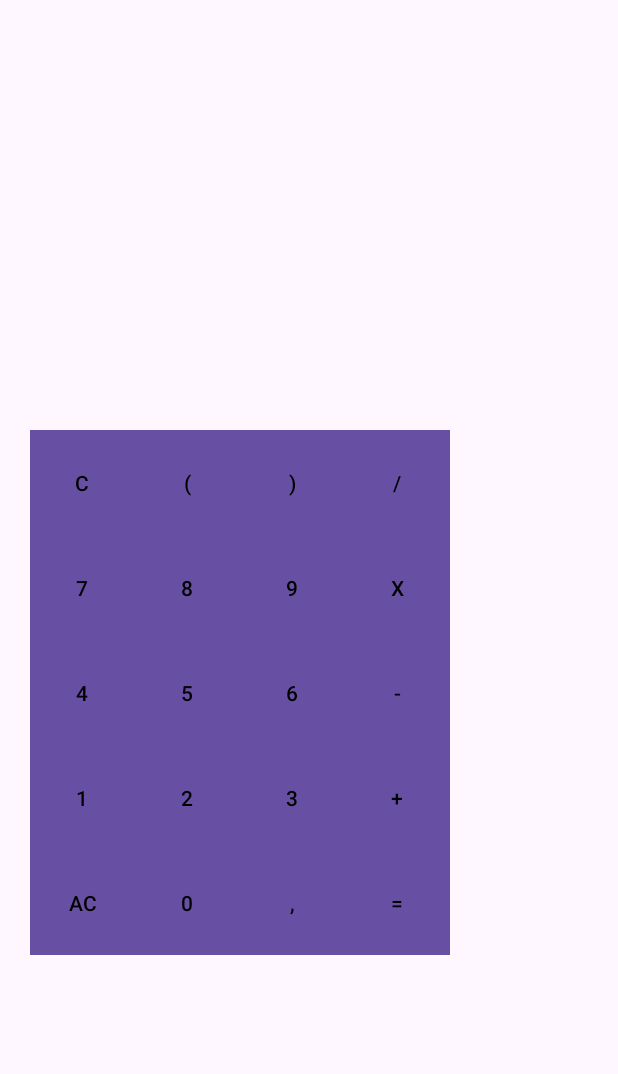
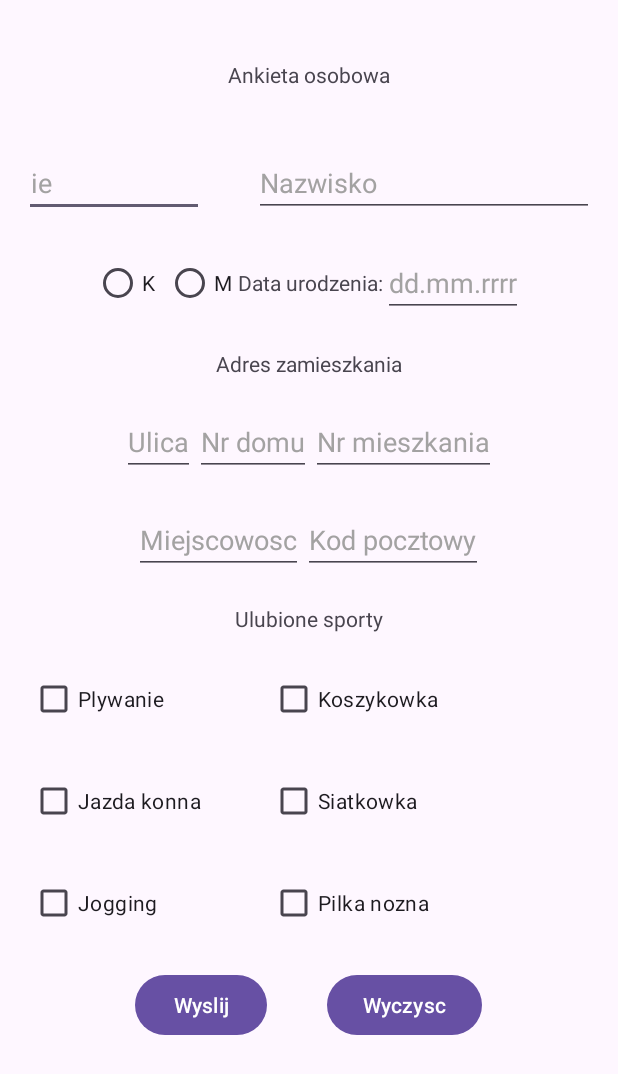
Before and after one commit to ukaszp/InternalStorage-Lab4, an Android app: the screen it shows after launch (MainActivity), on a phone screen of 412 x 824 dp. Shown: the top 1074 px of the screen. Run offline under Robolectric (Android 15) with nearby library versions, the phone set to English and light mode, and no system bars.

Commit message:
final working

```diff
--- a/app/src/main/java/com/example/lab1/MainActivity.java
+++ b/app/src/main/java/com/example/lab1/MainActivity.java
@@ -1,183 +1,94 @@
 package com.example.lab1;
 
-import androidx.appcompat.app.AppCompatActivity;
+import android.content.Intent;
 import android.os.Bundle;
 import android.view.View;
 import android.widget.Button;
-import android.widget.TextView;
+import android.widget.CheckBox;
+import android.widget.EditText;
+import android.widget.RadioButton;
+import android.widget.RadioGroup;
 
-public class MainActivity extends AppCompatActivity implements View.OnClickListener {
-    TextView resultDisplay, solutionDisplay;
-    StringBuilder calcData = new StringBuilder();
+import androidx.annotation.Nullable;
+import androidx.appcompat.app.AppCompatActivity;
+
+public class MainActivity extends AppCompatActivity {
 
     @Override
     protected void onCreate(Bundle savedInstanceState) {
         super.onCreate(savedInstanceState);
         setContentView(R.layout.activity_main);
 
-        resultDisplay = findViewById(R.id.resultDisplay);
-        solutionDisplay = findViewById(R.id.solutionDisplay);
+        Button sendButton = findViewById(R.id.send);
+        sendButton.setOnClickListener(new View.OnClickListener() {
+            @Override
+            public void onClick(View v) {
 
-        Button buttonC = findViewById(R.id.button_C);
-        Button buttonOpenBracket = findViewById(R.id.button_OpenBracket);
-        Button buttonEndBracket = findViewById(R.id.button_endBracket);
-        Button buttonDivide = findViewById(R.id.button_Divide);
-        Button button7 = findViewById(R.id.button_7);
-        Button button8 = findViewById(R.id.button_8);
-        Button button9 = findViewById(R.id.button_9);
-        Button buttonMultiply = findViewById(R.id.button_Multiply);
-        Button button4 = findViewById(R.id.button_4);
-        Button button5 = findViewById(R.id.button_5);
-        Button button6 = findViewById(R.id.button_6);
-        Button button1 = findViewById(R.id.button_1);
-        Button button2 = findViewById(R.id.button_2);
-        Button button3 = findViewById(R.id.button_3);
-        Button buttonPlus = findViewById(R.id.button_Plus);
-        Button buttonMinus = findViewById(R.id.button_Minus);
-        Button buttonAC = findViewById(R.id.button_AC);
-        Button button0 = findViewById(R.id.button_0);
-        Button buttonComma = findViewById(R.id.button_Comma);
-        Button buttonEquals = findViewById(R.id.button_Equals);
+                EditText imieEditText = findViewById(R.id.imie);
+                String imie = imieEditText.getText().toString();
 
-        buttonC.setOnClickListener(this);
-        buttonOpenBracket.setOnClickListener(this);
-        buttonEndBracket.setOnClickListener(this);
-        buttonDivide.setOnClickListener(this);
-        button7.setOnClickListener(this);
-        button8.setOnClickListener(this);
-        button9.setOnClickListener(this);
-        buttonMultiply.setOnClickListener(this);
-        button4.setOnClickListener(this);
-        button5.setOnClickListener(this);
-        button6.setOnClickListener(this);
-        button1.setOnClickListener(this);
-        button2.setOnClickListener(this);
-        button3.setOnClickListener(this);
-        buttonPlus.setOnClickListener(this);
-        buttonMinus.setOnClickListener(this);
-        buttonAC.setOnClickListener(this);
-        button0.setOnClickListener(this);
-        buttonComma.setOnClickListener(this);
-        buttonEquals.setOnClickListener(this);
-    }
+                EditText nazwiskoEditText = findViewById(R.id.nazwisko);
+                String nazwisko = nazwiskoEditText.getText().toString();
 
-    @Override
-    public void onClick(View view)
-    {
-        Button button = (Button) view;
-        String buttonText = button.getText().toString();
+                EditText miejscowoscEditText = findViewById(R.id.miejscowosc);
+                String miejscowosc = miejscowoscEditText.getText().toString();
 
-        if (buttonText.equals("AC"))
-        {
-            calcData = new StringBuilder();
-            solutionDisplay.setText("");
-            resultDisplay.setText("0");
-        } else if (buttonText.equals("="))
-        {
-            solutionDisplay.setText(calcData);
-            String result = calculateResult(calcData.toString());
-            resultDisplay.setText(result);
-        } else if (buttonText.equals("C"))
-        {
-            if (calcData.length() > 0) {
-                calcData.deleteCharAt(calcData.length() - 1);
+                EditText ulicaEditText = findViewById(R.id.ulica);
+                String ulica = ulicaEditText.getText().toString();
+
+                EditText nrDomuEditText = findViewById(R.id.nrd);
+                String nrDomu = nrDomuEditText.getText().toString();
+
+                EditText nrMieszkaniaEditText = findViewById(R.id.nrm);
+                String nrMieszkania = nrMieszkaniaEditText.getText().toString();
+
+                EditText kodPocztowyEditText = findViewById(R.id.kodc);
+                String kodPocztowy = kodPocztowyEditText.getText().toString();
+
+                RadioGroup radioGroup = findViewById(R.id.radio_group);
+                int selectedId = radioGroup.getCheckedRadioButtonId();
+                RadioButton radioButton = findViewById(selectedId);
+                String plec = radioButton.getText().toString();
+
+                // pobieranie
+                CheckBox plywanieCheckBox = findViewById(R.id.plywanie);
+                boolean plywanie = plywanieCheckBox.isChecked();
+
+                CheckBox koszykowkaCheckBox = findViewById(R.id.koszykowka);
+                boolean koszykowka = koszykowkaCheckBox.isChecked();
+
+                CheckBox jazdaKonnaCheckBox = findViewById(R.id.kon);
+                boolean jazdaKonna = jazdaKonnaCheckBox.isChecked();
+
+                CheckBox siatkowkaCheckBox = findViewById(R.id.siatkowka);
+                boolean siatkowka = siatkowkaCheckBox.isChecked();
+
+                CheckBox joggingCheckBox = findViewById(R.id.jogging);
+                boolean jogging = joggingCheckBox.isChecked();
+
+                CheckBox pilkaNoznaCheckBox = findViewById(R.id.noga);
+                boolean pilkaNozna = pilkaNoznaCheckBox.isChecked();
+
+                // druga
+                Intent intent = new Intent(MainActivity.this, SecondActivity.class);
+
+                intent.putExtra("IMIE", imie);
+                intent.putExtra("NAZWISKO", nazwisko);
+                intent.putExtra("MIEJSCOWOSC", miejscowosc);
+                intent.putExtra("ULICA", ulica);
+                intent.putExtra("NR_DOMU", nrDomu);
+                intent.putExtra("NR_MIESZKANIA", nrMieszkania);
+                intent.putExtra("KOD_POCZTOWY", kodPocztowy);
+                intent.putExtra("PLEC", plec);
+                intent.putExtra("PLYWANIE", plywanie);
+                intent.putExtra("KOSZYKOWKA", koszykowka);
+                intent.putExtra("JAZDA_KONNA", jazdaKonna);
+                intent.putExtra("SIATKOWKA", siatkowka);
+                intent.putExtra("JOGGING", jogging);
+                intent.putExtra("PILKA_NOZNA", pilkaNozna);
+
+                startActivity(intent);
             }
-        }else if(buttonText.equals("X"))
-        {
-            calcData.append("*");
-        }
-        else
-        {
-            calcData.append(buttonText);
-        }
-
-        solutionDisplay.setText(calcData.toString());
-    }
-
-    private String calculateResult(String expression)
-    {
-        try
-        {
-            return String.valueOf(eval(expression));
-        } catch (Exception e) {
-            return "Error";
-        }
-    }
-
-    private double eval(final String str)
-    {
-        return new Object() {
-            int pos = -1, ch;
-
-            void nextChar()
-            {
-                ch = (++pos < str.length()) ? str.charAt(pos) : -1;
-            }
-
-            boolean eat(int charToEat)
-            {
-                while (ch == ' ') nextChar();
-                if (ch == charToEat)
-                {
-                    nextChar();
-                    return true;
-                }
-                return false;
-            }
-
-            double parse()
-            {
-                nextChar();
-                double x = parseExpression();
-                if (pos < str.length()) throw new RuntimeException("Unexpected: " + (char)ch);
-                return x;
-            }
-
-            double parseExpression()
-            {
-                double x = parseTerm();
-                for (;;)
-                {
-                    if      (eat('+')) x += parseTerm();
-                    else if (eat('-')) x -= parseTerm();
-                    else return x;
-                }
-            }
-
-            double parseTerm()
-            {
-                double x = parseFactor();
-                for (;;)
-                {
-                    if      (eat('*')) x *= parseFactor();
-                    else if (eat('/')) x /= parseFactor();
-                    else return x;
-                }
-            }
-
-            double parseFactor()
-            {
-                if (eat('+')) return parseFactor();
-                if (eat('-')) return -parseFactor();
-
-                double x;
-                int startPos = this.pos;
-                if (eat('('))
-                {
-                    x = parseExpression();
-                    eat(')');
-                } else if ((ch >= '0' && ch <= '9') || ch == '.') {
-                    while ((ch >= '0' && ch <= '9') || ch == '.') nextChar();
-                    x = Double.parseDouble(str.substring(startPos, this.pos));
-                } else
-                {
-                    throw new RuntimeException("Unexpected: " + (char)ch);
-                }
-
-                if (eat('^')) x = Math.pow(x, parseFactor());
-
-                return x;
-            }
-        }.parse();
+        });
     }
 }
--- a/app/src/main/res/layout/activity_main.xml
+++ b/app/src/main/res/layout/activity_main.xml
@@ -5,215 +5,219 @@
     android:layout_width="match_parent"
     android:layout_height="match_parent"
     tools:context=".MainActivity"
-    android:orientation="horizontal"
-    android:layout_gravity="center">
+    android:padding="20dp"
+    android:orientation="vertical">
 
     <LinearLayout
+        android:orientation="horizontal"
         android:layout_width="match_parent"
-        android:layout_height="wrap_content"
-        android:orientation="vertical"
-        android:layout_gravity="center"
-        android:padding="20dp">
+        android:layout_marginTop="20dp"
+        android:layout_height="wrap_content">
 
         <TextView
-            android:layout_width="280dp"
-            android:layout_height="50dp"
-            android:id="@+id/resultDisplay"/>
-        <TextView
-            android:layout_width="280dp"
-            android:layout_height="50dp"
-            android:id="@+id/solutionDisplay"/>
+            android:layout_width="match_parent"
+            android:layout_height="match_parent"
+            android:text="Ankieta osobowa"
+            android:gravity="center"/>
+
+    </LinearLayout>
+    <LinearLayout
+        android:orientation="horizontal"
+        android:layout_width="match_parent"
+        android:layout_marginTop="20dp"
+        android:layout_height="wrap_content">
 
         <LinearLayout
+            android:orientation="horizontal"
+            android:layout_width="match_parent"
+            android:layout_marginTop="20dp"
+            android:layout_height="wrap_content"
+            android:gravity="center">
+
+            <EditText
+                android:id="@+id/imie"
+                android:layout_width="210px"
+                android:layout_height="wrap_content"
+                android:text="Imie"
+                android:layout_marginRight="50px"
+                android:textColor="#a3a2a2"/>
+            <EditText
+                android:id="@+id/nazwisko"
+                android:layout_width="370px"
+                android:layout_height="wrap_content"
+                android:text="Nazwisko"
+                android:textColor="#a3a2a2"/>
+        </LinearLayout>
+
+    </LinearLayout>
+
+    <LinearLayout
+        android:orientation="horizontal"
+        android:layout_width="match_parent"
+        android:layout_marginTop="20dp"
+        android:layout_height="wrap_content"
+        android:gravity="center">
+        <RadioGroup
+            android:id="@+id/radio_group"
             android:layout_width="wrap_content"
             android:layout_height="wrap_content"
             android:orientation="horizontal">
-
-            <Button
-                android:layout_width="70dp"
-                android:layout_height="70dp"
-                android:background="@color/white"
-                android:text="C"
-                android:textColor="@color/black"
-                android:onClick="C"
-                android:id="@+id/button_C"/>
-            <Button
-                android:layout_width="70dp"
-                android:layout_height="70dp"
-                android:background="@color/white"
-                android:text="("
-                android:textColor="@color/black"
-                android:onClick="openBracket"
-                android:id="@+id/button_OpenBracket"/>
-            <Button
-                android:layout_width="70dp"
-                android:layout_height="70dp"
-                android:background="@color/white"
-                android:text=")"
-                android:textColor="@color/black"
-                android:onClick="endBracket"
-                android:id="@+id/button_endBracket"/>
-            <Button
-                android:layout_width="70dp"
-                android:layout_height="70dp"
-                android:background="@color/white"
-                android:text="/"
-                android:textColor="@color/black"
-                android:onClick="divide"
-                android:id="@+id/button_Divide"/>
+            <RadioButton
+                android:id="@+id/female"
+                android:layout_width="wrap_content"
+                android:layout_height="wrap_content"
+                android:text="K"/>
+            <RadioButton
+                android:id="@+id/male"
+                android:layout_width="wrap_content"
+                android:layout_height="wrap_content"
+                android:text="M"/>
+        </RadioGroup>
+        <TextView
+            android:layout_width="wrap_content"
+            android:layout_height="wrap_content"
+            android:text="Data urodzenia:"/>
+        <EditText
+            android:id="@+id/datauro"
+            android:layout_width="wrap_content"
+            android:layout_height="wrap_content"
+            android:text="dd.mm.rrrr"
+            android:inputType="date"
+            android:textColor="#a3a2a2"/>
     </LinearLayout>
     <LinearLayout
+        android:orientation="horizontal"
+        android:layout_width="match_parent"
+        android:layout_marginTop="20dp"
+        android:layout_height="wrap_content"
+        android:gravity="center">
+        <TextView
             android:layout_width="wrap_content"
             android:layout_height="wrap_content"
-            android:orientation="horizontal">
-
-            <Button
-                android:layout_width="70dp"
-                android:layout_height="70dp"
-                android:background="@color/white"
-                android:text="7"
-                android:textColor="@color/black"
-                android:onClick="seven"
-                android:id="@+id/button_7"/>
-
-            <Button
-                android:layout_width="70dp"
-                android:layout_height="70dp"
-                android:background="@color/white"
-                android:text="8"
-                android:textColor="@color/black"
-                android:onClick="eight"
-                android:id="@+id/button_8"/>
-            <Button
-                android:layout_width="70dp"
-                android:layout_height="70dp"
-                android:background="@color/white"
-                android:text="9"
-                android:textColor="@color/black"
-                android:onClick="nine"
-                android:id="@+id/button_9"/>
-            <Button
-                android:layout_width="70dp"
-                android:layout_height="70dp"
-                android:background="@color/white"
-                android:text="X"
-                android:textColor="@color/black"
-                android:onClick="multiply"
-                android:id="@+id/button_Multiply"/>
+            android:text="Adres zamieszkania"/>
     </LinearLayout>
     <LinearLayout
+        android:orientation="horizontal"
+        android:layout_width="match_parent"
+        android:layout_marginTop="20dp"
+        android:layout_height="wrap_content"
+        android:gravity="center">
+
+        <EditText
+            android:id="@+id/ulica"
             android:layout_width="wrap_content"
             android:layout_height="wrap_content"
-            android:orientation="horizontal">
-
-            <Button
-                android:layout_width="70dp"
-                android:layout_height="70dp"
-                android:background="@color/white"
-                android:text="4"
-                android:textColor="@color/black"
-                android:onClick="four"
-                android:id="@+id/button_4"/>
-
-            <Button
-                android:layout_width="70dp"
-                android:layout_height="70dp"
-                android:background="@color/white"
-                android:text="5"
-                android:textColor="@color/black"
-                android:onClick="five"
-                android:id="@+id/button_5"/>
-
-            <Button
-                android:layout_width="70dp"
-                android:layout_height="70dp"
-                android:background="@color/white"
-                android:text="6"
-                android:textColor="@color/black"
-                android:onClick="six"
-                android:id="@+id/button_6"/>
-            <Button
-                android:layout_width="70dp"
-                android:layout_height="70dp"
-                android:background="@color/white"
-                android:text="-"
-                android:textColor="@color/black"
-                android:onClick="minus"
-                android:id="@+id/button_Minus"/>
+            android:text="Ulica"
+            android:textColor="#a3a2a2"/>
+        <EditText
+            android:id="@+id/nrd"
+            android:layout_width="wrap_content"
+            android:layout_height="wrap_content"
+            android:text="Nr domu"
+            android:textColor="#a3a2a2"/>
+        <EditText
+            android:id="@+id/nrm"
+            android:layout_width="wrap_content"
+            android:layout_height="wrap_content"
+            android:text="Nr mieszkania"
+            android:textColor="#a3a2a2"/>
     </LinearLayout>
     <LinearLayout
+        android:orientation="horizontal"
+        android:layout_width="match_parent"
+        android:layout_marginTop="20dp"
+        android:layout_height="wrap_content"
+        android:gravity="center">
+        <EditText
+            android:id="@+id/miejscowosc"
             android:layout_width="wrap_content"
             android:layout_height="wrap_content"
-            android:orientation="horizontal">
-            <Button
-                android:layout_width="70dp"
-                android:layout_height="70dp"
-                android:background="@color/white"
-                android:text="1"
-                android:textColor="@color/black"
-                android:onClick="one"
-                android:id="@+id/button_1"/>
-            <Button
-                android:layout_width="70dp"
-                android:layout_height="70dp"
-                android:background="@color/white"
-                android:text="2"
-                android:textColor="@color/black"
-                android:onClick="two"
-                android:id="@+id/button_2"/>
-            <Button
-                android:layout_width="70dp"
-                android:layout_height="70dp"
-                android:background="@color/white"
-                android:text="3"
-                android:textColor="@color/black"
-                android:onClick="three"
-                android:id="@+id/button_3"/>
-            <Button
-                android:layout_width="70dp"
-                android:layout_height="70dp"
-                android:background="@color/white"
-                android:text="+"
-                android:textColor="@color/black"
-                android:onClick="plus"
-                android:id="@+id/button_Plus"/>
+            android:text="Miejscowosc"
+            android:textColor="#a3a2a2"/>
+        <EditText
+            android:id="@+id/kodc"
+            android:layout_width="wrap_content"
+            android:layout_height="wrap_content"
+            android:text="Kod pocztowy"
+            android:textColor="#a3a2a2"/>
     </LinearLayout>
     <LinearLayout
+        android:orientation="horizontal"
+        android:layout_width="match_parent"
+        android:layout_marginTop="20dp"
+        android:layout_height="wrap_content"
+        android:gravity="center">
+        <TextView
             android:layout_width="wrap_content"
             android:layout_height="wrap_content"
-            android:orientation="horizontal">
+            android:text="Ulubione sporty"/>
+    </LinearLayout>
+    <LinearLayout
+        android:orientation="horizontal"
+        android:layout_width="match_parent"
+        android:layout_marginTop="20dp"
+        android:layout_height="wrap_content">
+        <CheckBox
+            android:id="@+id/plywanie"
+            android:layout_width="1in"
+            android:layout_height="wrap_content"
+            android:text="Plywanie"/>
+        <CheckBox
+            android:id="@+id/koszykowka"
+            android:layout_width="wrap_content"
+            android:layout_height="wrap_content"
+            android:text="Koszykowka"/>
+    </LinearLayout>
+    <LinearLayout
+        android:orientation="horizontal"
+        android:layout_width="match_parent"
+        android:layout_marginTop="20dp"
+        android:layout_height="wrap_content">
+        <CheckBox
+            android:id="@+id/kon"
+            android:layout_width="1in"
+            android:layout_height="wrap_content"
+            android:text="Jazda konna"/>
+        <CheckBox
+            android:id="@+id/siatkowka"
+            android:layout_width="wrap_content"
+            android:layout_height="wrap_content"
+            android:text="Siatkowka"/>
+    </LinearLayout>
+    <LinearLayout
+        android:orientation="horizontal"
+        android:layout_width="match_parent"
+        android:layout_marginTop="20dp"
+        android:layout_height="wrap_content">
+        <CheckBox
+            android:id="@+id/jogging"
+            android:layout_width="1in"
+            android:layout_height="wrap_content"
+            android:text="Jogging"/>
+        <CheckBox
+            android:id="@+id/noga"
+            android:layout_width="wrap_content"
+            android:layout_height="wrap_content"
+            android:text="Pilka nozna"/>
+    </LinearLayout>
+    <LinearLayout
+        android:orientation="horizontal"
+        android:layout_width="match_parent"
+        android:layout_marginTop="20dp"
+        android:layout_height="wrap_content"
+        android:gravity="center">
         <Button
-                android:layout_width="70dp"
-                android:layout_height="70dp"
-                android:background="@color/white"
-                android:text="AC"
-                android:textColor="@color/black"
-                android:onClick="AC"
-                android:id="@+id/button_AC"/>
+            android:id="@+id/send"
+            android:layout_width="wrap_content"
+            android:layout_height="wrap_content"
+            android:text="Wyslij"
+            android:layout_marginRight="0.25in"/>
         <Button
-                android:layout_width="70dp"
-                android:layout_height="70dp"
-                android:background="@color/white"
-                android:text="0"
-                android:textColor="@color/black"
-                android:onClick="zero"
-                android:id="@+id/button_0"/>
-            <Button
-                android:layout_width="70dp"
-                android:layout_height="70dp"
-                android:background="@color/white"
-                android:text=","
-                android:textColor="@color/black"
-                android:onClick="comma"
-                android:id="@+id/button_Comma"/>
-            <Button
-                android:layout_width="70dp"
-                android:layout_height="70dp"
-                android:background="@color/white"
-                android:text="="
-                android:textColor="@color/black"
-                android:onClick="equals"
-                android:id="@+id/button_Equals"/>
+            android:id="@+id/clear"
+            android:layout_width="wrap_content"
+            android:layout_height="wrap_content"
+            android:text="Wyczysc"/>
+
     </LinearLayout>
+
 </LinearLayout>
-</LinearLayout>
```
Also changed, not shown: app/src/main/AndroidManifest.xml (+10 -0 lines), app/src/main/java/com/example/lab1/SecondActivity.java (added, +106 -0 lines), app/src/main/res/layout/activity_second.xml (added, +19 -0 lines), 1 other file. Lines whose indentation alone changed are shown as unchanged.
